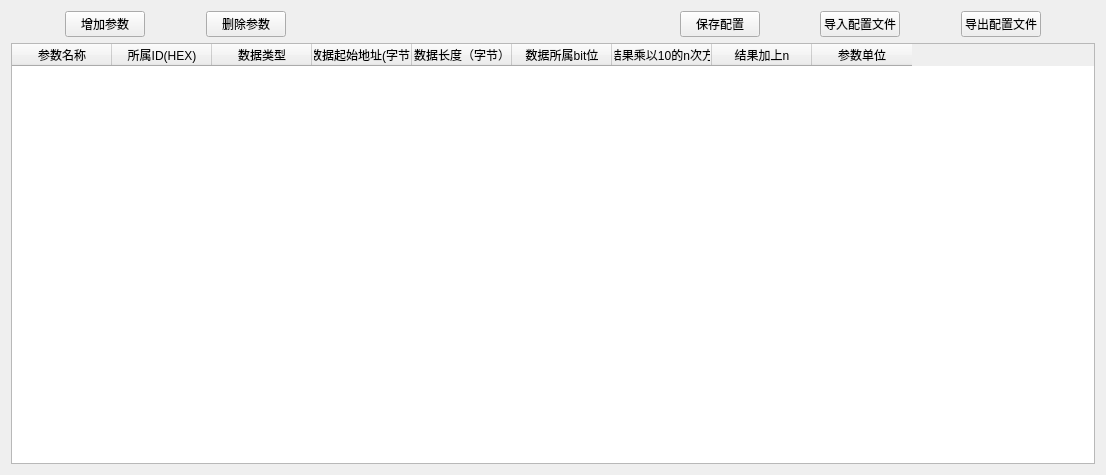
fangye945a/json_config_tools, file widget.ui: the form before one commit.
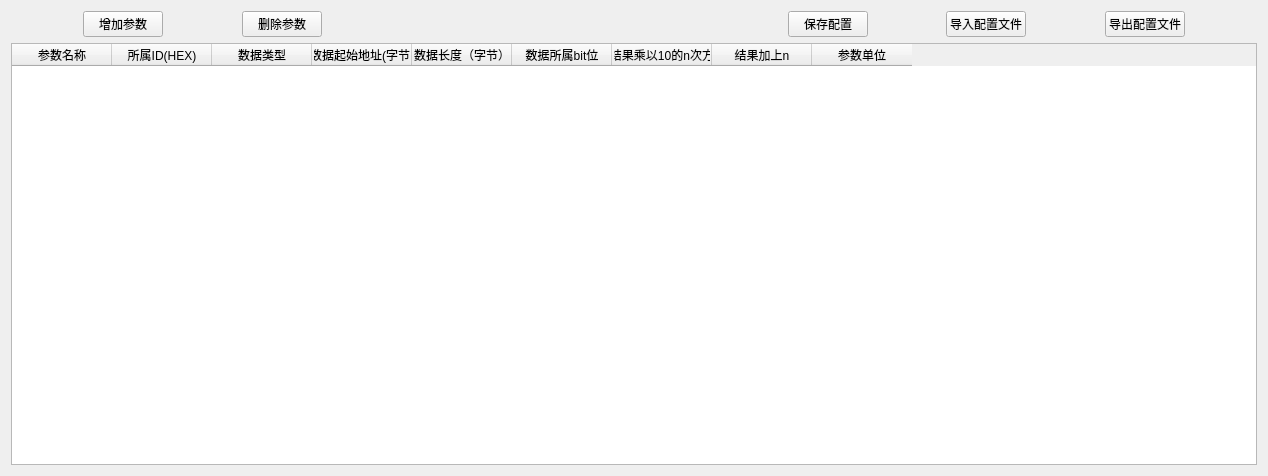
The form after the commit.

Diff of the .ui file:
```diff
--- a/widget.ui
+++ b/widget.ui
@@ -6,8 +6,8 @@
    <rect>
     <x>0</x>
     <y>0</y>
-    <width>1106</width>
-    <height>475</height>
+    <width>1268</width>
+    <height>476</height>
    </rect>
   </property>
   <property name="windowTitle">
```
